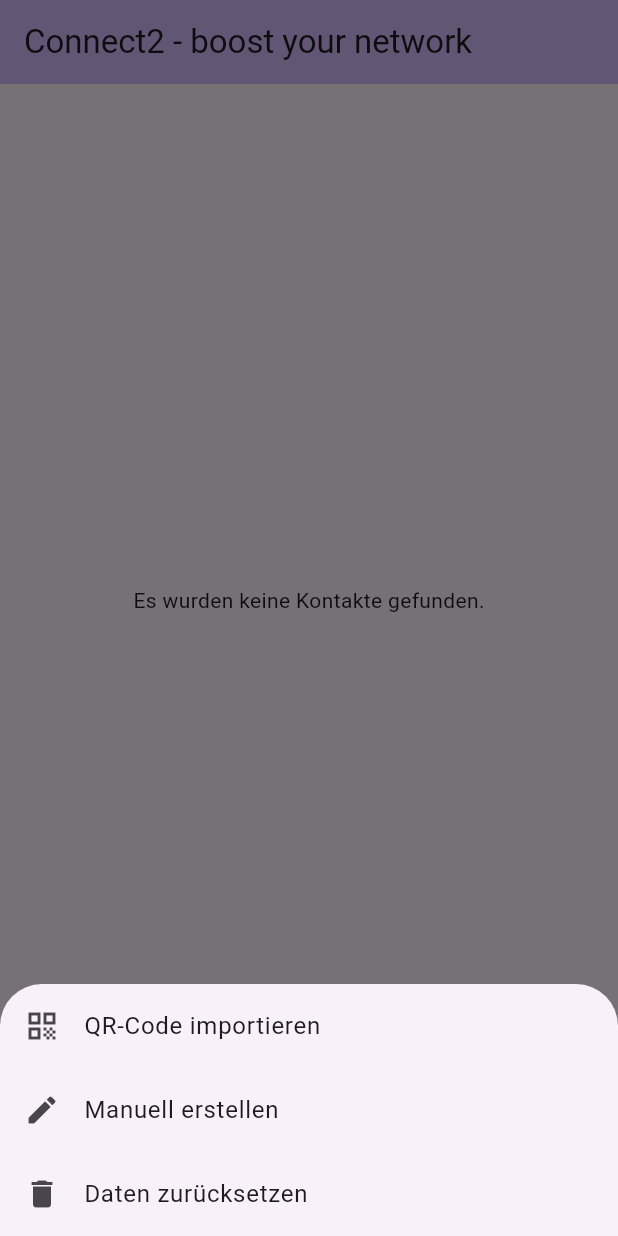
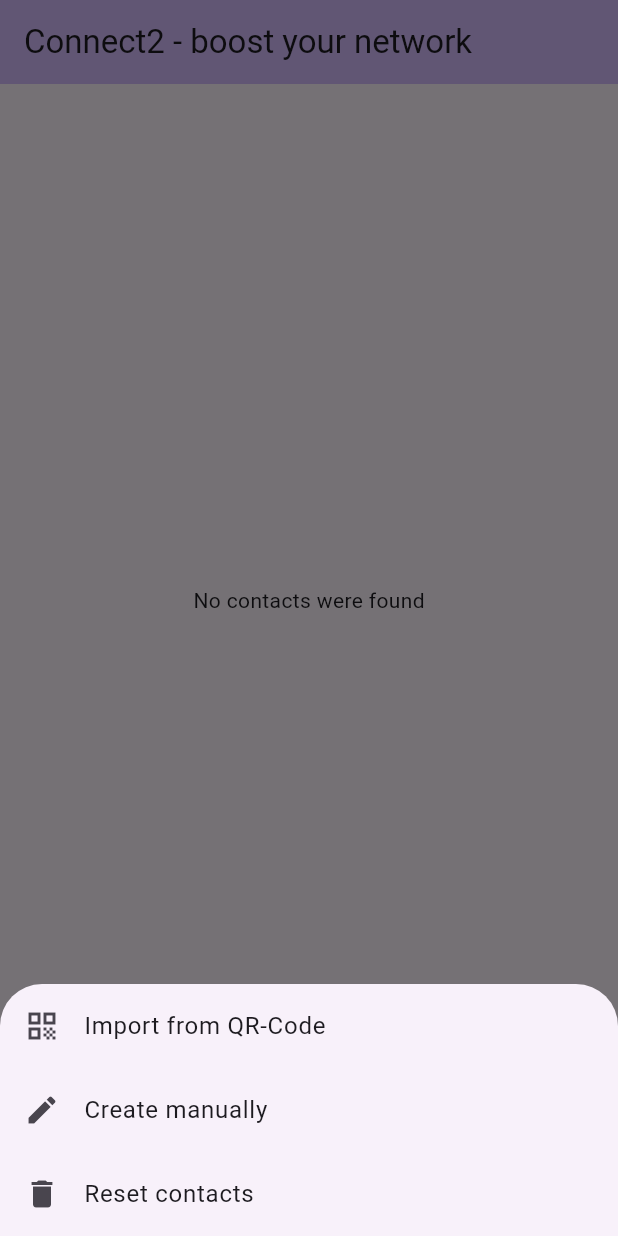
Before and after one commit to Driemtax/connect2, a Flutter app: the screen it shows after launch, after a tap on the "add" icon, on a phone screen of 412 x 824 dp. Run offline on Flutter 3.47's test engine with Material 3 defaults, Android fonts, the phone set to English and light mode, and no system bars; our stand-ins replace flutter_contacts, flutter_i18n, image_picker, permission_handler, shared_preferences, sqflite; accounts and stored records are empty.

Commit message:
feat: add english i18 support for home_view

```diff
--- a/assets/flutter_i18n/en.json
+++ b/assets/flutter_i18n/en.json
@@ -27,5 +27,18 @@
     "own_card":{
         "add_skill": "Add a skill",
         "add_new_skill": "Add a new skill"
+    },
+    "home_view":{
+        "import_QR": "Import from QR-Code",
+        "create_manuall": "Create manually",
+        "reset_data": "Reset contacts",
+        "new_contact": "New contact",
+        "enter_name": "Enter name",
+        "cancel": "Cancel",
+        "save": "Save",
+        "contact_permission_required": "Give permissions to laod contacts",
+        "no_name": "No name",
+        "show_menu": "Display menu",
+        "no_contacts_found": "No contacts were found"
     }
 }
--- a/lib/screens/home_view.dart
+++ b/lib/screens/home_view.dart
@@ -4,7 +4,7 @@ import 'package:connect2/services/contacts_service.dart';
 import 'package:flutter/material.dart';
 import 'package:flutter_contacts/flutter_contacts.dart';
 import 'package:shared_preferences/shared_preferences.dart';
-import 'dummy_person.dart';
+import 'package:flutter_i18n/flutter_i18n.dart';
 
 // HomeContent Widget: Die scrollbare Liste
 class HomeContent extends StatefulWidget {
@@ -46,14 +46,14 @@ class HomeContentState extends State<HomeContent> {
           children: [
             ListTile(
               leading: const Icon(Icons.qr_code),
-              title: const Text("QR-Code importieren"),
+              title: Text(FlutterI18n.translate(context, "home_view.import_QR")),
               onTap: () {
                 Navigator.pop(context);
               },
             ),
             ListTile(
               leading: const Icon(Icons.create),
-              title: const Text("Manuell erstellen"),
+              title: Text(FlutterI18n.translate(context, "home_view.create_manuall")),
               onTap: () {
                 Navigator.pop(context);
                 _showNameInputDialog(context);
@@ -61,7 +61,7 @@ class HomeContentState extends State<HomeContent> {
             ),
             ListTile(
               leading: const Icon(Icons.delete),
-              title: const Text("Daten zurücksetzen"),
+              title: Text(FlutterI18n.translate(context, "home_view.reset_data")),
               onTap: () async {
                 final prefs = await SharedPreferences.getInstance();
                 await prefs.clear();
@@ -80,11 +80,11 @@ class HomeContentState extends State<HomeContent> {
       context: context,
       builder: (BuildContext context) {
         return AlertDialog(
-          title: const Text("Neuer Kontakt"),
+          title: Text(FlutterI18n.translate(context, "home_view.new_contact")),
           content: TextField(
             controller: nameController,
-            decoration: const InputDecoration(
-              hintText: "Namen eingeben",
+            decoration: InputDecoration(
+              hintText: FlutterI18n.translate(context, "home_view.enter_name"),
             ),
           ),
           actions: [
@@ -92,7 +92,7 @@ class HomeContentState extends State<HomeContent> {
               onPressed: () {
                 Navigator.pop(context);
               },
-              child: const Text("Abbrechen"),
+              child: Text(FlutterI18n.translate(context, "home_view.cancel")),
             ),
             TextButton(
               onPressed: () async {
@@ -106,7 +106,7 @@ class HomeContentState extends State<HomeContent> {
                     MaterialPageRoute(builder: (context) => PersonCardView(contactId: contactId)));
                 }
               },
-              child: const Text("Speichern"),
+              child: Text(FlutterI18n.translate(context, "home_view.save")),
             ),
           ],
         );
@@ -127,15 +127,15 @@ class HomeContentState extends State<HomeContent> {
             onPressed: () {
               loadContacts();
             },
-            child: const Text('Give permissions to laod contacts'), // TODO add i18
-          ), // TODO add i18
+            child: Text(FlutterI18n.translate(context, "home_view.contact_permission_required")), // TODO add i18
+          ),
         )
       );
     }
 
     final List<String> names = contacts.map((e) {
       if (e.displayName.isEmpty) {
-        return 'No Name'; // TODO add i18
+        return FlutterI18n.translate(context, "home_view.no_name");
       }
       return e.displayName;
     }).toList();
@@ -147,11 +147,11 @@ class HomeContentState extends State<HomeContent> {
           onPressed: () {
             _showMenu(context);
           },
-          tooltip: "Menü anzeigen",
+          tooltip: FlutterI18n.translate(context, "home_view.show_menu"),
           child: const Icon(Icons.add),
         ),
         body:
-            Center(child: Text('Es wurden keine Kontakte gefunden.')), // TODO add i18
+            Center(child: Text(FlutterI18n.translate(context, "home_view.no_contacts_found"))), // TODO add i18
       );
     }
 
@@ -160,7 +160,7 @@ class HomeContentState extends State<HomeContent> {
         onPressed: () {
           _showMenu(context);
         },
-        tooltip: 'Menü anzeigen',
+        tooltip: FlutterI18n.translate(context, "home_view.show_menu"),
         child: const Icon(Icons.add),
       ),
       body: contacts.isEmpty
```
